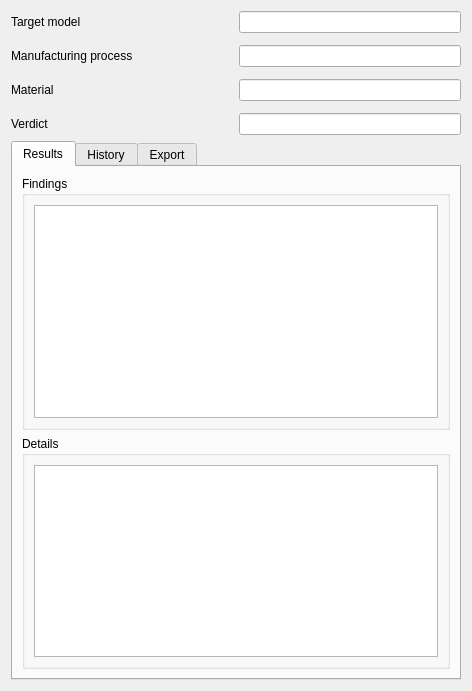
This is freecad/DFM/gui/resources/ui/task_results.ui in ryankembrey/FreeCAD-DFM-Workbench as Qt 5 draws it before an edit. The edited form follows.
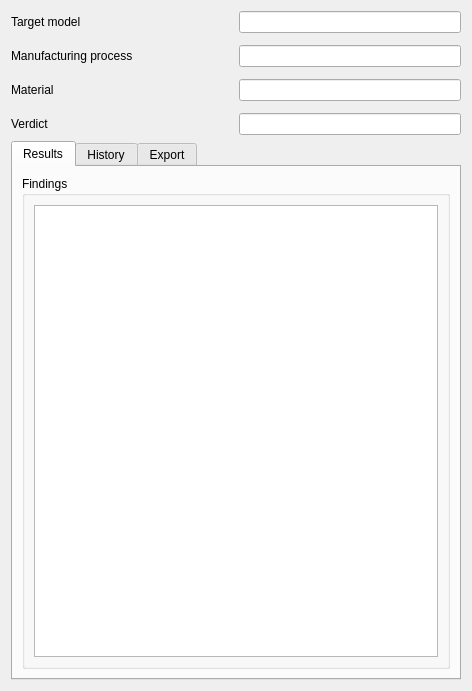
This is the edited form.

Commit message: Add new results overlay cards to replace annotation. Remove details group in task panel

```diff
--- a/freecad/DFM/gui/resources/ui/task_results.ui
+++ b/freecad/DFM/gui/resources/ui/task_results.ui
@@ -75,6 +75,12 @@
    </item>
    <item>
     <widget class="QTabWidget" name="tabWidget">
+     <property name="sizePolicy">
+      <sizepolicy hsizetype="Expanding" vsizetype="Expanding">
+       <horstretch>0</horstretch>
+       <verstretch>1</verstretch>
+      </sizepolicy>
+     </property>
      <property name="currentIndex">
       <number>0</number>
      </property>
@@ -82,11 +88,11 @@
       <attribute name="title">
        <string>Results</string>
       </attribute>
-      <layout class="QVBoxLayout" name="verticalLayout_2" stretch="1,0">
+      <layout class="QVBoxLayout" name="verticalLayout_2">
        <item>
         <widget class="QGroupBox" name="groupBox_2">
          <property name="sizePolicy">
-          <sizepolicy hsizetype="Expanding" vsizetype="Minimum">
+          <sizepolicy hsizetype="Expanding" vsizetype="Expanding">
            <horstretch>0</horstretch>
            <verstretch>0</verstretch>
           </sizepolicy>
@@ -108,52 +114,6 @@
          </layout>
         </widget>
        </item>
-       <item>
-        <widget class="QGroupBox" name="gbDetails">
-         <property name="enabled">
-          <bool>true</bool>
-         </property>
-         <property name="sizePolicy">
-          <sizepolicy hsizetype="Preferred" vsizetype="Minimum">
-           <horstretch>0</horstretch>
-           <verstretch>0</verstretch>
-          </sizepolicy>
-         </property>
-         <property name="minimumSize">
-          <size>
-           <width>0</width>
-           <height>0</height>
-          </size>
-         </property>
-         <property name="title">
-          <string>Details</string>
-         </property>
-         <layout class="QHBoxLayout" name="horizontalLayout_2">
-          <item>
-           <widget class="QTextBrowser" name="tbDetails">
-            <property name="sizePolicy">
-             <sizepolicy hsizetype="Expanding" vsizetype="Minimum">
-              <horstretch>0</horstretch>
-              <verstretch>0</verstretch>
-             </sizepolicy>
-            </property>
-            <property name="minimumSize">
-             <size>
-              <width>0</width>
-              <height>60</height>
-             </size>
-            </property>
-            <property name="maximumSize">
-             <size>
-              <width>16777215</width>
-              <height>16777215</height>
-             </size>
-            </property>
-           </widget>
-          </item>
-         </layout>
-        </widget>
-       </item>
       </layout>
      </widget>
      <widget class="QWidget" name="tabHistory">
```
Left out of the diff: 2 changed lines with no effect on the pictures. The commit also changes 5 other files.
